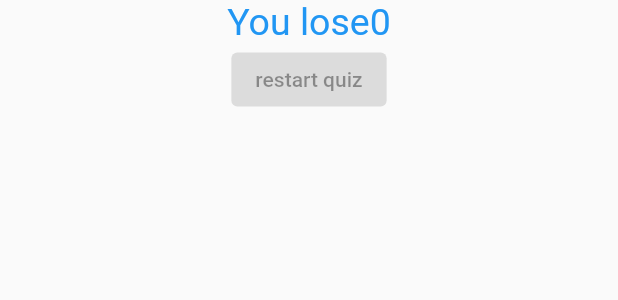
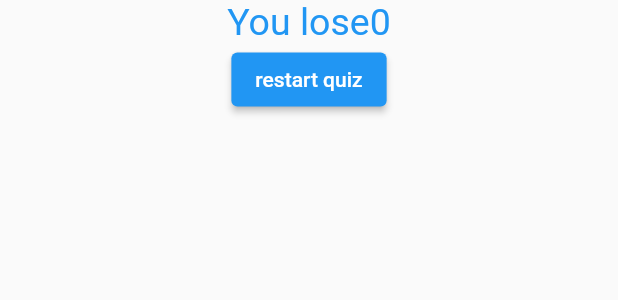
Before and after one commit to thanhtam961612/flutter, a Flutter app: the Result widget shown alone on an empty page, opened directly with empty values, on a phone screen of 412 x 824 dp. Shown: the top 300 px of the screen. Run offline on Flutter 3.47's test engine with Material 2 defaults, Android fonts, the phone set to English and light mode, and no system bars.

Commit message:
Reset quiz

```diff
--- a/flutter_app/lib/result.dart
+++ b/flutter_app/lib/result.dart
@@ -2,8 +2,9 @@ import 'package:flutter/material.dart';
 
 class Result extends StatelessWidget {
   final int totalScore;
+  final Function resetHandler;
 
-  Result(this.totalScore);
+  Result(this.totalScore, this.resetHandler);
 
   String get ResultPhrase {
     var s = "  ";
@@ -25,7 +26,11 @@ class Result extends StatelessWidget {
             style: TextStyle(color: Colors.blue, fontSize: 25),
             textAlign: TextAlign.center,
           ),
-          ElevatedButton(onPressed: null, child: Text('restart quiz')),
+          ElevatedButton(
+              onPressed: () {
+                resetHandler();
+              },
+              child: Text('restart quiz')),
         ],
       ),
     );
```
Also changed, not shown: flutter_app/lib/main.dart (+10 -1 lines).
